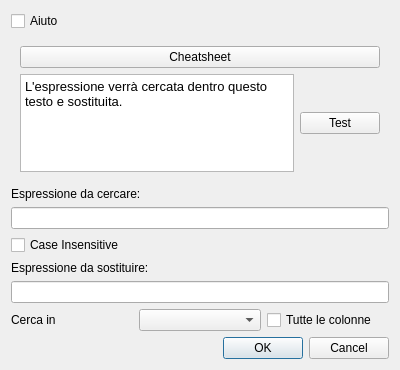
Old version of the form forms/regex_replace.ui in the repository zorbaproject/Bran.
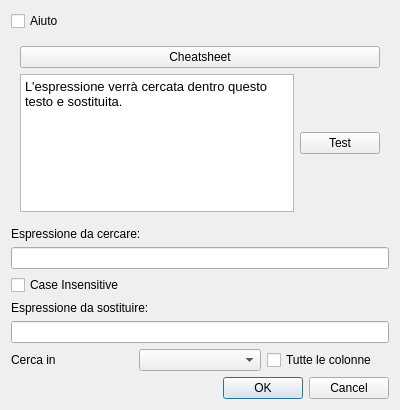
New version of the form.

Patch:
```diff
--- a/forms/regex_replace.ui
+++ b/forms/regex_replace.ui
@@ -7,7 +7,7 @@
     <x>0</x>
     <y>0</y>
     <width>400</width>
-    <height>370</height>
+    <height>410</height>
    </rect>
   </property>
   <property name="windowTitle">
```
Left out of the diff: 2 changed lines with no effect on the pictures.
